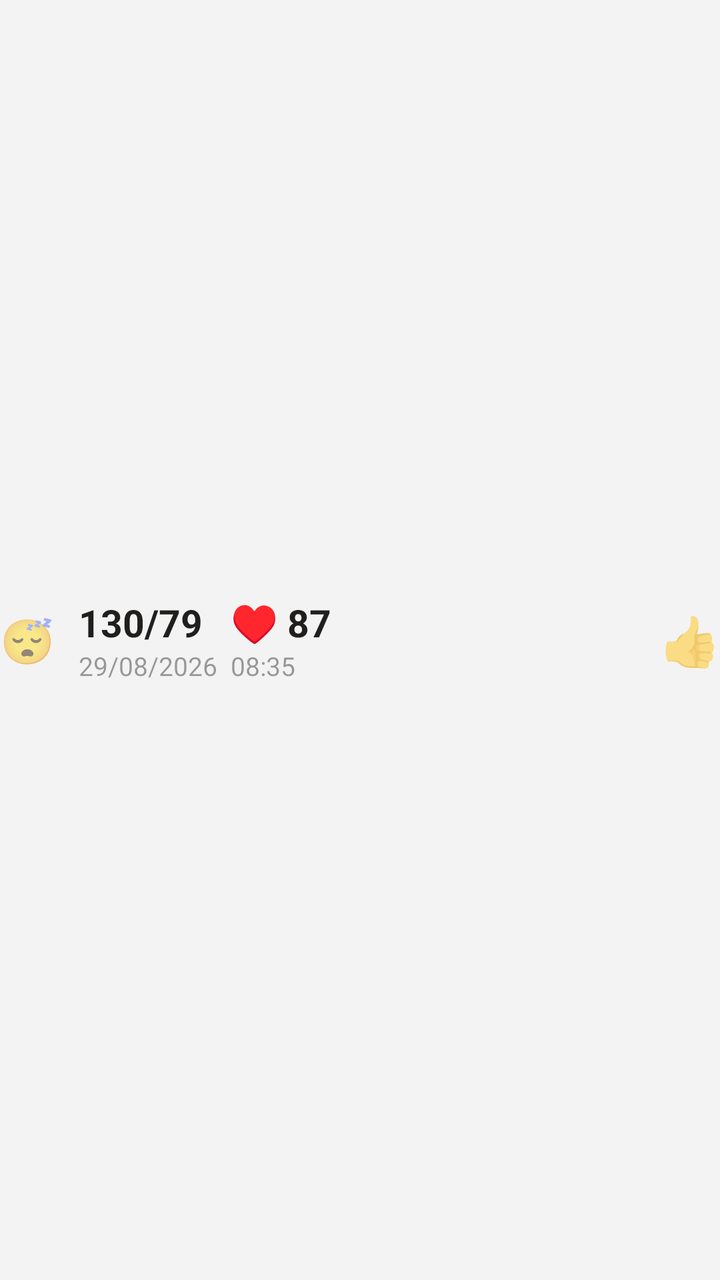
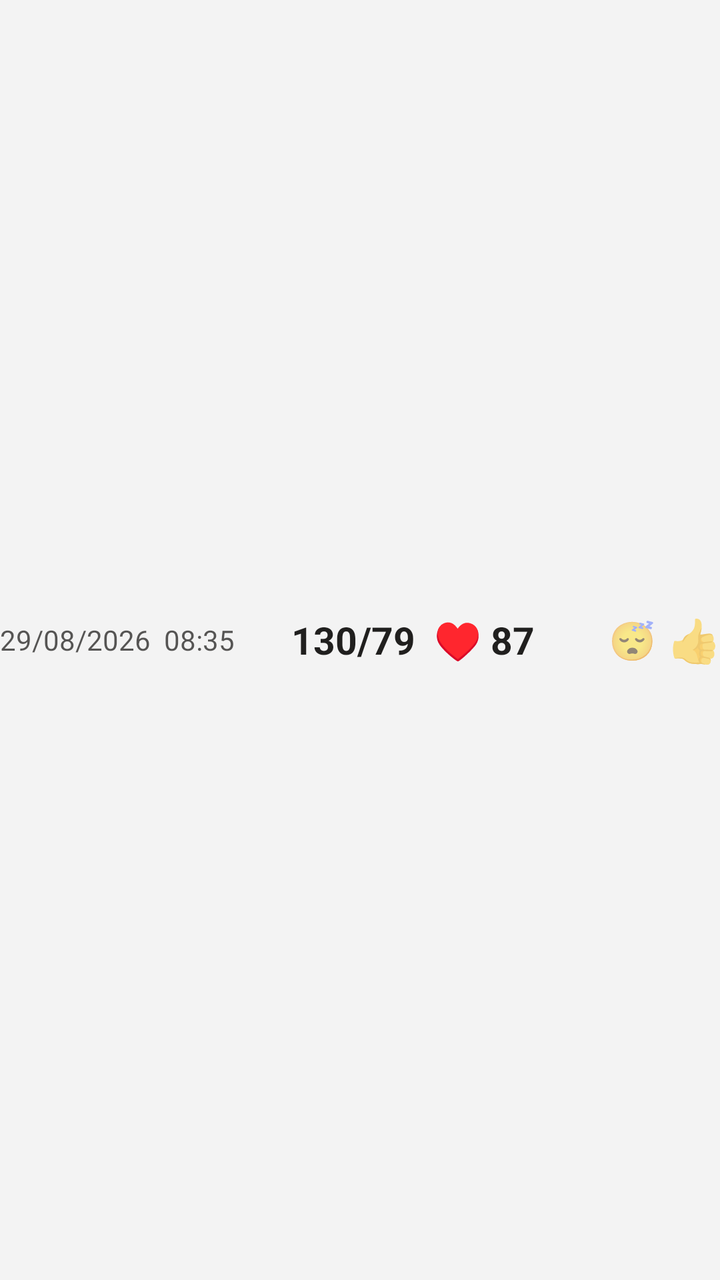

An Android layout rendered at two revisions. The XML below is the earlier revision; the diff shows what the commit changed to produce the second picture.
<!-- AndroidManifest.xml: application theme AppTheme -->
<!-- res/layout/row_reading.xml -->
<?xml version="1.0" encoding="utf-8"?>
<LinearLayout xmlns:android="http://schemas.android.com/apk/res/android"
    android:layout_width="match_parent"
    android:layout_height="wrap_content"
    android:orientation="horizontal"
    android:gravity="center_vertical"
    android:paddingTop="12dp"
    android:paddingBottom="12dp">

    <TextView
        android:id="@+id/rowState"
        android:layout_width="wrap_content"
        android:layout_height="wrap_content"
        android:textSize="22sp"
        android:text="😴" />

    <LinearLayout
        android:layout_width="0dp"
        android:layout_height="wrap_content"
        android:layout_weight="1"
        android:layout_marginStart="12dp"
        android:orientation="vertical">

        <TextView
            android:id="@+id/rowValues"
            android:layout_width="wrap_content"
            android:layout_height="wrap_content"
            android:textSize="19sp"
            android:textStyle="bold"
            android:textColor="#201F1E"
            android:text="130/79   ♥ 87" />

        <TextView
            android:id="@+id/rowWhen"
            android:layout_width="wrap_content"
            android:layout_height="wrap_content"
            android:textSize="13sp"
            android:alpha="0.7"
            android:text="29/08/2026  08:35" />
    </LinearLayout>

    <TextView
        android:id="@+id/rowRating"
        android:layout_width="wrap_content"
        android:layout_height="wrap_content"
        android:textSize="24sp"
        android:text="👍" />
</LinearLayout>
<!-- resources referenced by this layout -->
<resources>
  <style name="AppTheme" parent="@android:style/Theme.Material.Light.NoActionBar">
          <item name="android:colorPrimary">#0078D4</item>
          <item name="android:colorPrimaryDark">#005A9E</item>
          <item name="android:colorAccent">#0078D4</item>
          <item name="android:windowBackground">#F3F3F3</item>
          <item name="android:statusBarColor">#005A9E</item>
      </style>
</resources>

<!-- the commit's change to res/layout/row_reading.xml (unified diff, before → after) -->
@@ -4,45 +4,53 @@
     android:layout_height="wrap_content"
     android:orientation="horizontal"
     android:gravity="center_vertical"
-    android:paddingTop="12dp"
-    android:paddingBottom="12dp">
+    android:paddingTop="10dp"
+    android:paddingBottom="10dp">
+
+    <TextView
+        android:id="@+id/rowWhen"
+        android:layout_width="0dp"
+        android:layout_weight="38"
+        android:layout_height="26dp"
+        android:gravity="center_vertical"
+        android:maxLines="1"
+        android:textColor="#201F1E"
+        android:alpha="0.75"
+        android:autoSizeTextType="uniform"
+        android:autoSizeMinTextSize="9sp"
+        android:autoSizeMaxTextSize="14sp"
+        android:autoSizeStepGranularity="1sp"
+        android:text="29/08/2026  08:35" />
+
+    <TextView
+        android:id="@+id/rowValues"
+        android:layout_width="0dp"
+        android:layout_weight="42"
+        android:layout_height="30dp"
+        android:layout_marginStart="8dp"
+        android:gravity="center_vertical"
+        android:maxLines="1"
+        android:textStyle="bold"
+        android:textColor="#201F1E"
+        android:autoSizeTextType="uniform"
+        android:autoSizeMinTextSize="12sp"
+        android:autoSizeMaxTextSize="19sp"
+        android:autoSizeStepGranularity="1sp"
+        android:text="130/79  ♥ 87" />
 
     <TextView
         android:id="@+id/rowState"
         android:layout_width="wrap_content"
         android:layout_height="wrap_content"
-        android:textSize="22sp"
+        android:layout_marginStart="6dp"
+        android:textSize="19sp"
         android:text="😴" />
-
-    <LinearLayout
-        android:layout_width="0dp"
-        android:layout_height="wrap_content"
-        android:layout_weight="1"
-        android:layout_marginStart="12dp"
-        android:orientation="vertical">
-
-        <TextView
-            android:id="@+id/rowValues"
-            android:layout_width="wrap_content"
-            android:layout_height="wrap_content"
-            android:textSize="19sp"
-            android:textStyle="bold"
-            android:textColor="#201F1E"
-            android:text="130/79   ♥ 87" />
-
-        <TextView
-            android:id="@+id/rowWhen"
-            android:layout_width="wrap_content"
-            android:layout_height="wrap_content"
-            android:textSize="13sp"
-            android:alpha="0.7"
-            android:text="29/08/2026  08:35" />
-    </LinearLayout>
 
     <TextView
         android:id="@+id/rowRating"
         android:layout_width="wrap_content"
         android:layout_height="wrap_content"
-        android:textSize="24sp"
+        android:layout_marginStart="6dp"
+        android:textSize="21sp"
         android:text="👍" />
 </LinearLayout>
